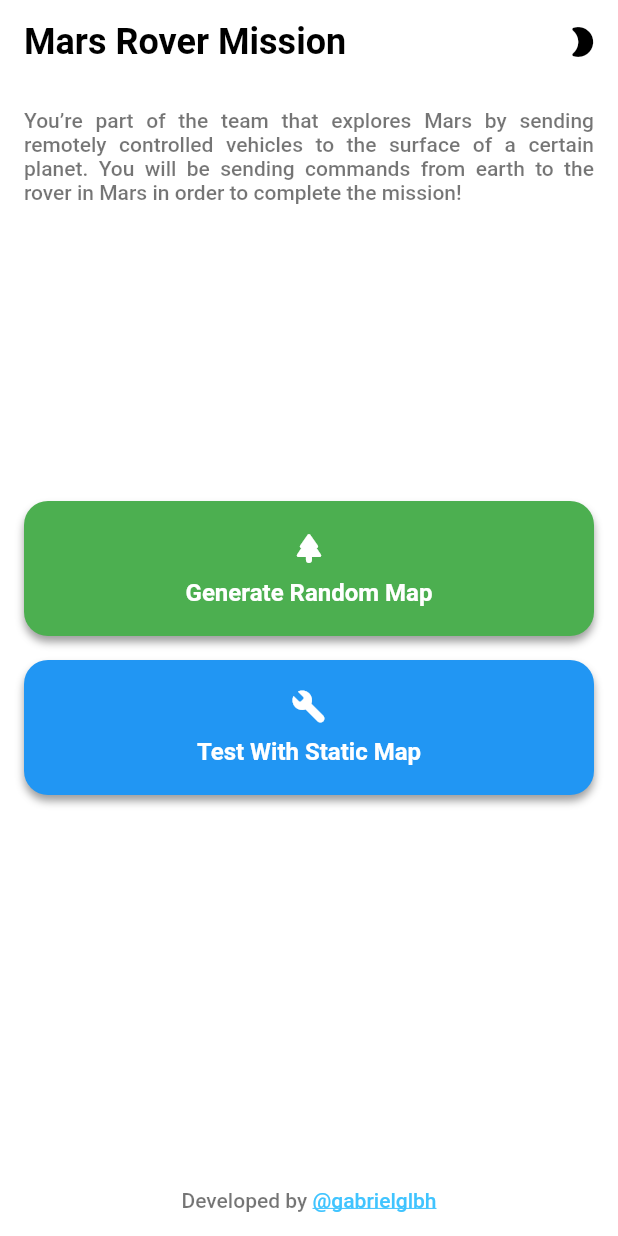
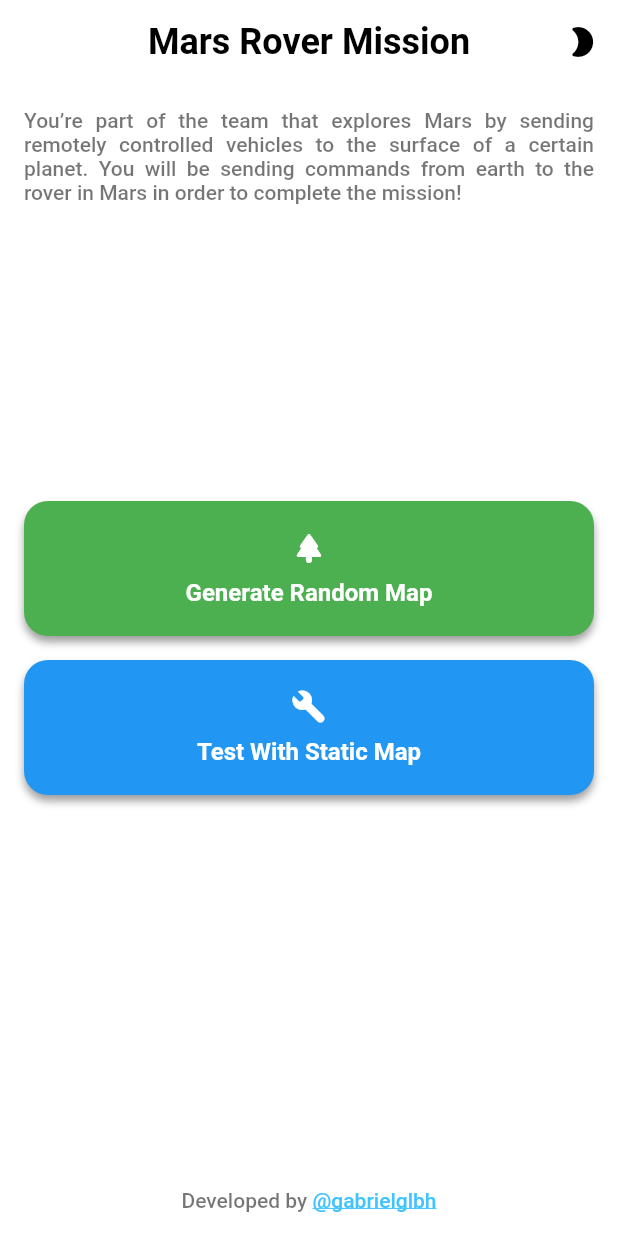
Before and after one commit to gabrielglbh/Mars-Rover-Mission, a Flutter app: the screen it shows after launch, on a phone screen of 412 x 824 dp. Run offline on Flutter 3.47's test engine with Material 2 defaults, Android fonts, the phone set to English and light mode, and no system bars; our stand-ins replace bloc, easy_localization, equatable, flutter_bloc, shared_preferences.

Commit message:
All good in Android

```diff
--- a/lib/main.dart
+++ b/lib/main.dart
@@ -46,7 +46,7 @@ class _MarsRoverMissionState extends State<MarsRoverMission> {
   @override
   Widget build(BuildContext context) {
     return MaterialApp(
-      title: "app_name".tr(),
+      title: "Mars Rover Mission",
       locale: context.locale,
       supportedLocales: context.supportedLocales,
       localizationsDelegates: context.localizationDelegates,
--- a/lib/ui/widgets/mrm_scaffold.dart
+++ b/lib/ui/widgets/mrm_scaffold.dart
@@ -29,9 +29,11 @@ class MRMScaffold extends StatelessWidget {
         appBar: AppBar(
           title: MRMText(
             text: title ?? " ",
-              fit: BoxFit.fitWidth,
+            fit: BoxFit.fitWidth,
+            textAlign: TextAlign.center,
             style: Theme.of(context).textTheme.headline6
           ),
+          centerTitle: true,
           actions: actions,
         ),
         body: SafeArea(
```
